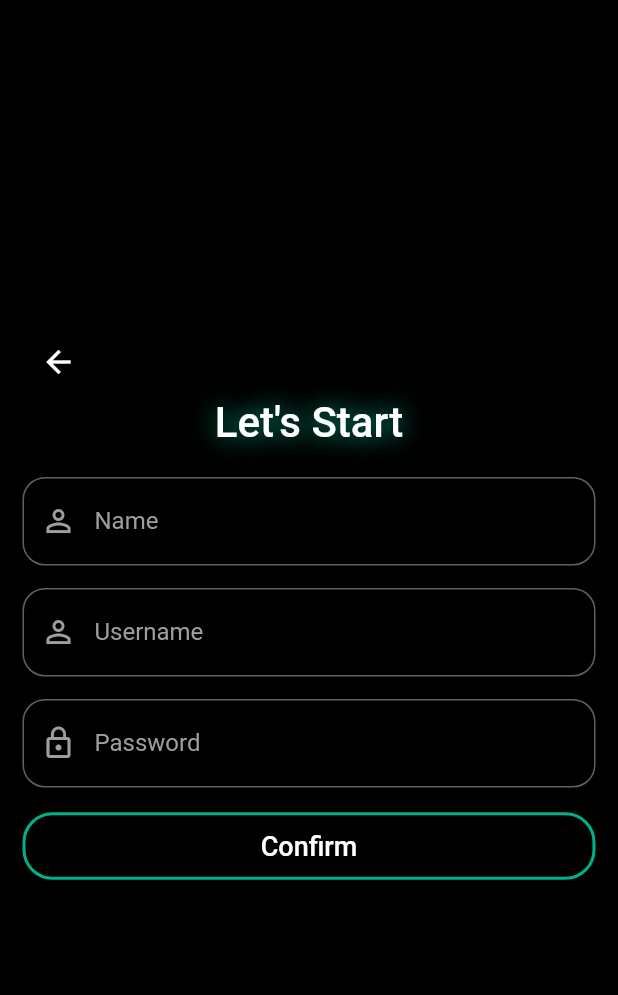
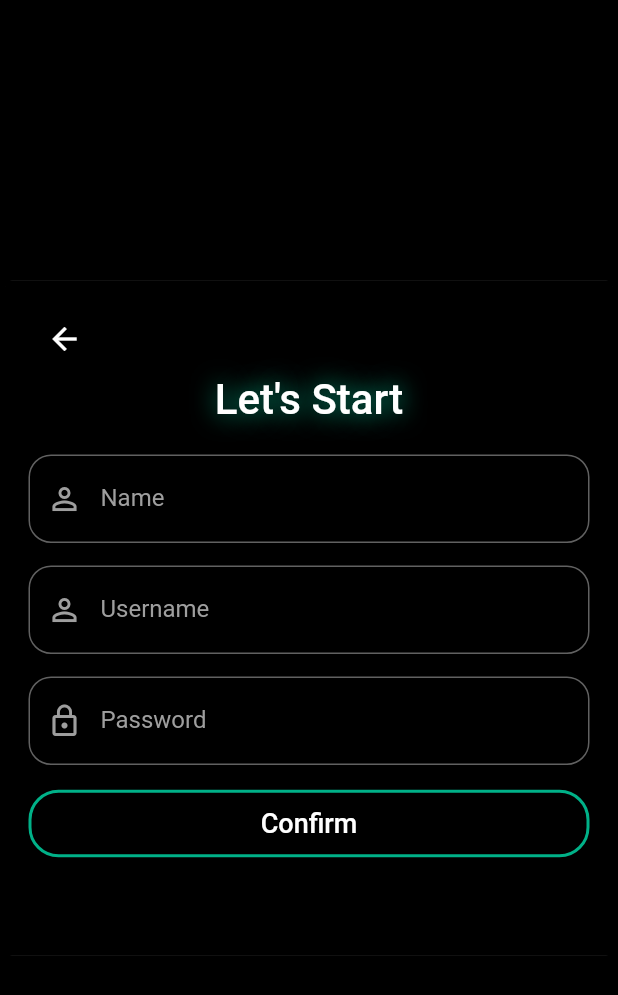
Before and after one commit to naudofp/devnet-frontend, a Flutter app: the RegisterStudent screen opened by its route, on a phone screen of 412 x 824 dp. Shown: the top 995 px of the screen. Run offline on Flutter 3.47's test engine with Material 2 defaults, Android fonts, the phone set to English and light mode, and no system bars; our stand-ins replace dio, quickalert, shared_preferences; missing offline and left inert: custom_signin_buttons; accounts and stored records are empty.

Commit message:
Update RegisterView

```diff
--- a/lib/app/views/login/welcome_page.dart
+++ b/lib/app/views/login/welcome_page.dart
@@ -27,7 +27,8 @@ class __WelcomePageState extends State<WelcomePage> {
   }
 
   Widget _body() {
-    return Center(
+    return SingleChildScrollView(
+      child: Center(
         child: Container(
           width: 250,
           height: 470,
@@ -41,7 +42,8 @@ class __WelcomePageState extends State<WelcomePage> {
                     size: 170,
                     shadows: [
                       Shadow(
-                        color: Color.fromARGB(255, 0, 177, 136), blurRadius: 20)
+                          color: Color.fromARGB(255, 0, 177, 136),
+                          blurRadius: 20)
                     ],
                     color: Colors.white,
                   ),
@@ -101,6 +103,7 @@ class __WelcomePageState extends State<WelcomePage> {
             ],
           ),
         ),
+      ),
     );
   }
 
--- a/lib/app/views/register/register_student.dart
+++ b/lib/app/views/register/register_student.dart
@@ -28,21 +28,16 @@ class _RegisterStudentState extends State<RegisterStudent> {
 
   @override
   Widget _body() {
-    return SingleChildScrollView(
-        child: Container(
+    return Container(
       width: MediaQuery.of(context).size.width,
       height: MediaQuery.of(context).size.height,
       color: Colors.black,
       child: Center(
+          child: Card(
               child: Container(
+        color: Colors.black,
         width: 500,
-            height: 420,
-            child: Theme(
-                data: Theme.of(context).copyWith(
-                    brightness: Brightness.light,
-                    colorScheme: ColorScheme.dark(
-                        primary: Color.fromARGB(255, 0, 177, 136),
-                        secondary: Colors.white)),
+        height: 450,
         child: Padding(
           padding: const EdgeInsets.all(15.0),
           child: Container(
@@ -64,8 +59,7 @@ class _RegisterStudentState extends State<RegisterStudent> {
                         style: TextStyle(
                             shadows: [
                               Shadow(
-                                          color:
-                                              Color.fromARGB(255, 0, 177, 136),
+                                  color: Color.fromARGB(255, 0, 177, 136),
                                   blurRadius: 20)
                             ],
                             color: Colors.white,
@@ -79,8 +73,7 @@ class _RegisterStudentState extends State<RegisterStudent> {
                   ElevatedButton(
                     child: Text(
                       'Confirm',
-                              style:
-                                  TextStyle(color: Colors.white, fontSize: 18),
+                      style: TextStyle(color: Colors.white, fontSize: 18),
                     ),
                     style: ElevatedButton.styleFrom(
                         shape: RoundedRectangleBorder(
@@ -108,23 +101,20 @@ class _RegisterStudentState extends State<RegisterStudent> {
                               context: context,
                               type: QuickAlertType.success,
                               title: 'Congratulations');
-                                } else if (controller.state ==
-                                    StudentState.ERROR) {
+                        } else if (controller.state == StudentState.ERROR) {
                           final snackBar = SnackBar(
                             duration: Duration(seconds: 2),
                             content: Row(
                               children: [
                                 Text(
-                                          postUsername.text +
-                                              ' is already registered',
+                                  postUsername.text + ' is already registered',
                                   style: TextStyle(color: Colors.white),
                                 ),
                               ],
                             ),
                             backgroundColor: Colors.red,
                           );
-                                  ScaffoldMessenger.of(context)
-                                      .showSnackBar(snackBar);
+                          ScaffoldMessenger.of(context).showSnackBar(snackBar);
                         }
                       } else {
                         QuickAlert.show(
@@ -136,18 +126,16 @@ class _RegisterStudentState extends State<RegisterStudent> {
                   )
                 ]),
           ),
+        ),
       ))),
-      ),
-    ));
+    );
   }
 
   @override
   Widget build(BuildContext context) {
     return Scaffold(
-      body: Column(
-        children: [
-          _body(),
-        ],
+      body: SingleChildScrollView(
+        child: _body(),
       ),
     );
   }
@@ -161,6 +149,10 @@ class _RegisterStudentState extends State<RegisterStudent> {
             controller: postName,
             keyboardType: TextInputType.text,
             decoration: InputDecoration(
+                focusedBorder: OutlineInputBorder(
+                    borderRadius: BorderRadius.circular(15),
+                    borderSide: BorderSide(
+                        color: Color.fromARGB(255, 0, 177, 136), width: 2)),
                 prefixIcon: Icon(
                   Icons.person_outline,
                   color: Colors.grey,
@@ -179,6 +171,10 @@ class _RegisterStudentState extends State<RegisterStudent> {
             controller: postUsername,
             keyboardType: TextInputType.text,
             decoration: InputDecoration(
+                focusedBorder: OutlineInputBorder(
+                    borderRadius: BorderRadius.circular(15),
+                    borderSide: BorderSide(
+                        color: Color.fromARGB(255, 0, 177, 136), width: 2)),
                 prefixIcon: Icon(
                   Icons.person_outline,
                   color: Colors.grey,
@@ -201,6 +197,10 @@ class _RegisterStudentState extends State<RegisterStudent> {
                 }),
             keyboardType: TextInputType.visiblePassword,
             decoration: InputDecoration(
+                focusedBorder: OutlineInputBorder(
+                    borderRadius: BorderRadius.circular(15),
+                    borderSide: BorderSide(
+                        color: Color.fromARGB(255, 0, 177, 136), width: 2)),
                 prefixIcon: Icon(
                   Icons.lock_outline,
                   color: Colors.grey,
```
Lines whose indentation alone changed are shown as unchanged.
